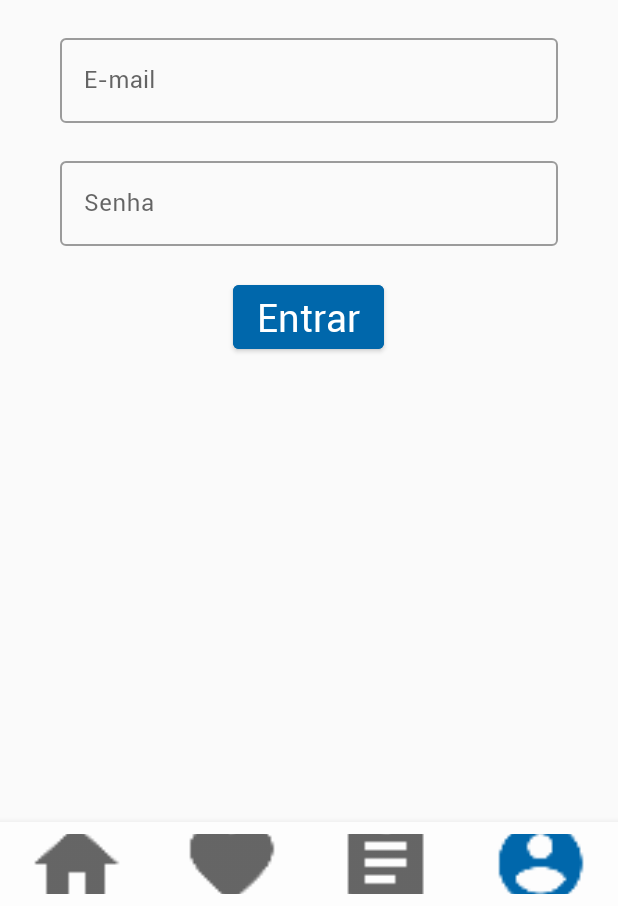
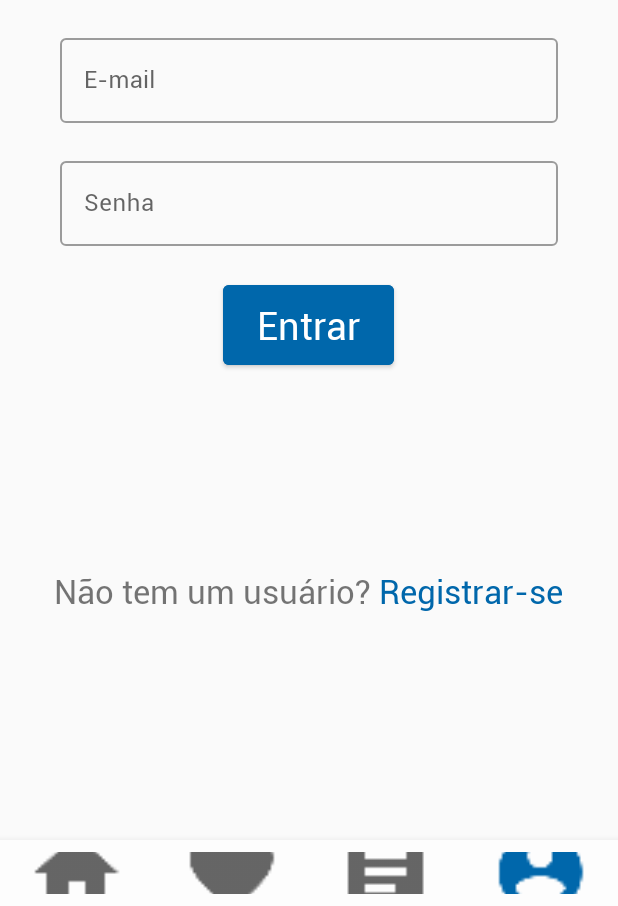
Before and after one commit to reisdev/conveniar-eventos, an Android app: the MainActivity screen opened directly, with no data from a screen before it, item 4 of the bottom bar chosen, on a phone screen of 412 x 824 dp, the part 330-1236 px from its top. Run offline under Robolectric (Android 15) with nearby library versions, the phone set to English and light mode, and no system bars; libraries missing offline, so code that uses them is left out: io.realm; 3 statements that could not run were skipped.

Commit message:
[fix] Reduced height of navigation bar

```diff
--- a/ConveniarEventos/app/src/main/res/layout/activity_main.xml
+++ b/ConveniarEventos/app/src/main/res/layout/activity_main.xml
@@ -19,7 +19,7 @@
     <com.google.android.material.bottomnavigation.BottomNavigationView
         android:id="@+id/bottom_navigation"
         android:layout_width="match_parent"
-        android:layout_height="wrap_content"
+        android:layout_height="44dp"
         android:layout_alignParentStart="true"
         android:layout_alignParentBottom="true"
         android:layout_gravity="bottom"
--- a/ConveniarEventos/app/src/main/res/layout/fragment_login.xml
+++ b/ConveniarEventos/app/src/main/res/layout/fragment_login.xml
@@ -19,11 +19,12 @@
         <LinearLayout
             android:layout_width="match_parent"
             android:layout_height="wrap_content"
-            android:layout_below="@id/logo"
+            android:layout_below="@+id/logo"
             android:layout_centerHorizontal="true"
             android:layout_marginHorizontal="40dp"
             android:gravity="center"
-            android:orientation="vertical">
+            android:orientation="vertical"
+            android:id="@+id/linear">
 
             <com.google.android.material.textfield.TextInputLayout
                 style="@style/Widget.MaterialComponents.TextInputLayout.OutlinedBox"
@@ -60,15 +61,36 @@
             </com.google.android.material.textfield.TextInputLayout>
 
             <com.google.android.material.button.MaterialButton
+                android:id="@+id/authenticate"
                 style="@style/Widget.MaterialComponents.Button"
-                android:id="@+id/authenticate"
+                android:layout_width="114dp"
+                android:layout_height="65dp"
+                android:layout_marginTop="20dp"
+                android:backgroundTint="@color/colorPrimary"
+                android:text="Entrar"
                 android:textAppearance="@style/AppTheme"
+                android:textSize="25sp" />
+        </LinearLayout>
+
+        <LinearLayout
+            android:layout_width="match_parent"
+            android:layout_height="wrap_content"
+            android:layout_below="@+id/linear"
+            android:layout_marginTop="130dp"
+            android:layout_centerHorizontal="true"
+            android:gravity="center">
+
+            <TextView
                 android:layout_width="wrap_content"
                 android:layout_height="wrap_content"
-                android:layout_marginTop="20dp"
-                android:textSize="25sp"
-                android:backgroundTint="@color/colorPrimary"
-                android:text="Entrar" />
+                android:text="Não tem um usuário?"
+                android:textSize="22dp" />
+            <TextView
+                android:layout_width="wrap_content"
+                android:layout_height="wrap_content"
+                android:text=" Registrar-se"
+                android:textColor="@color/colorPrimary"
+                android:textSize="22dp" />
         </LinearLayout>
     </RelativeLayout>
 </FrameLayout>
--- a/ConveniarEventos/app/src/main/res/values/strings.xml
+++ b/ConveniarEventos/app/src/main/res/values/strings.xml
@@ -7,4 +7,5 @@
     <string name="noConnectionMessage">Você precisa ativar sua conexão Wi-Fi ou de Dados Móveis para utilizar este aplicativo</string>
     <string name="try_again">Tentar  novamente</string>
     <string name="cancel">Cancelar</string>
+    <string name="registrar"><u>Registrar-se</u></string>
 </resources>
```
